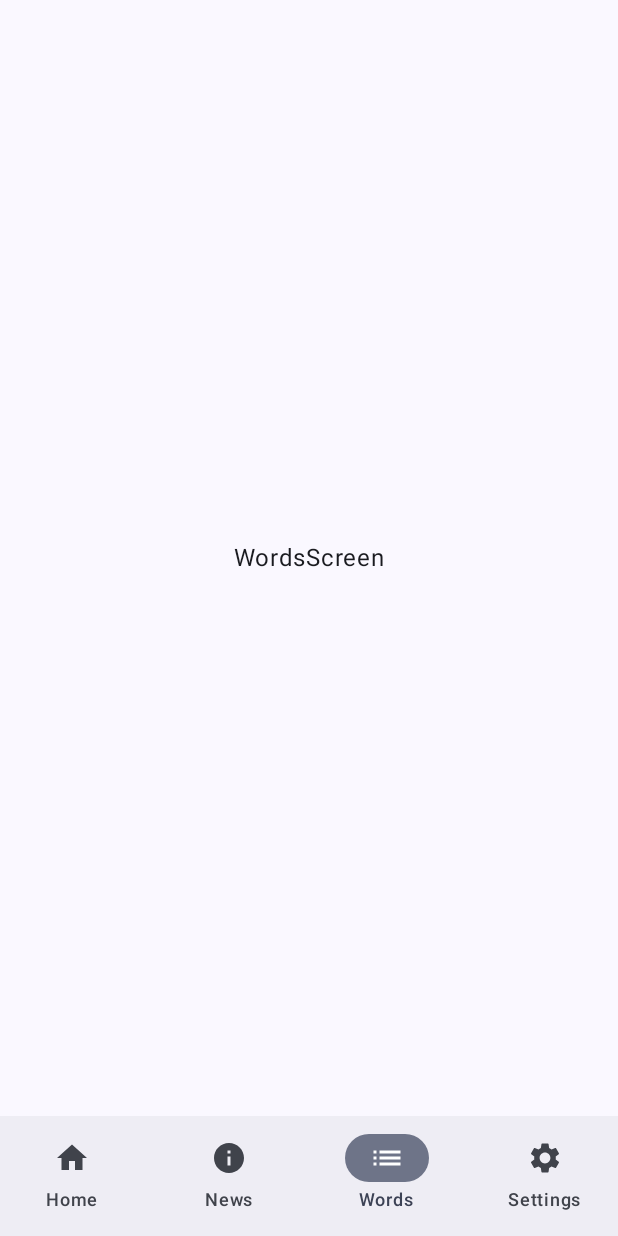
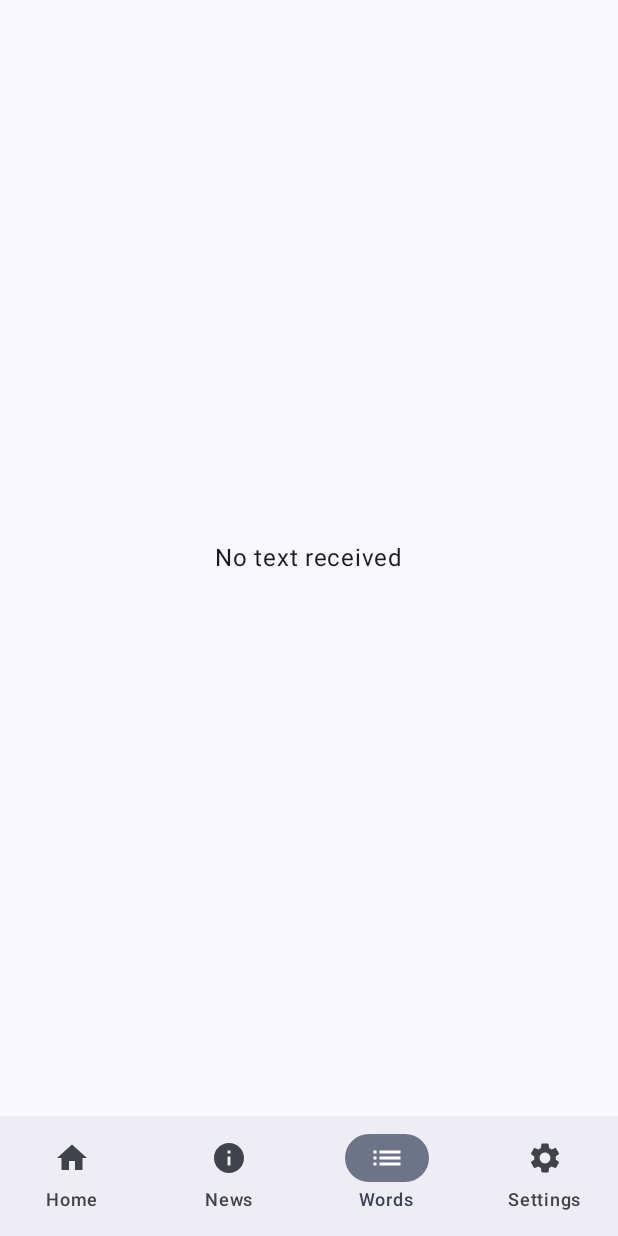
Before and after one commit to JeromeNL/DuoGerman, an Android app built with Jetpack Compose: the WordsScreen screen opened through its navigation route, on a phone screen of 412 x 824 dp. Run offline under Robolectric (Android 15) with nearby library versions, the phone set to English and light mode, and no system bars.

Commit message:
Start of implicit intent

```diff
--- a/app/src/main/AndroidManifest.xml
+++ b/app/src/main/AndroidManifest.xml
@@ -22,10 +22,16 @@
             android:theme="@style/Theme.DuoGerman">
             <intent-filter>
                 <action android:name="android.intent.action.MAIN" />
+                <category android:name="android.intent.category.LAUNCHER" />
+            </intent-filter>
 
-                <category android:name="android.intent.category.LAUNCHER" />
+            <intent-filter>
+                <action android:name="android.intent.action.SEND" />
+                <category android:name="android.intent.category.DEFAULT" />
+                <data android:mimeType="text/plain" />
             </intent-filter>
         </activity>
     </application>
 
+
 </manifest>
--- a/app/src/main/java/nl/joramkwetters/duogerman/MainActivity.kt
+++ b/app/src/main/java/nl/joramkwetters/duogerman/MainActivity.kt
@@ -2,10 +2,12 @@ package nl.joramkwetters.duogerman
 
 import android.content.Context
 import android.content.res.Configuration
+import android.os.Build
 import android.os.Bundle
 import androidx.activity.ComponentActivity
 import androidx.activity.compose.setContent
 import androidx.activity.viewModels
+import androidx.annotation.RequiresApi
 import androidx.compose.foundation.layout.Column
 import androidx.compose.foundation.layout.fillMaxSize
 import androidx.compose.material3.MaterialTheme
@@ -24,6 +26,7 @@ class MainActivity : ComponentActivity() {
     private val themeViewModel: ThemeViewModel by viewModels()
     private lateinit var dataStoreUtil: DataStoreUtil
 
+    @RequiresApi(Build.VERSION_CODES.TIRAMISU)
     override fun onCreate(savedInstanceState: Bundle?) {
         super.onCreate(savedInstanceState)
         dataStoreUtil = DataStoreUtil(applicationContext)
@@ -47,7 +50,7 @@ class MainActivity : ComponentActivity() {
                     color = MaterialTheme.colorScheme.background
                 ) {
                     Column(){
-                        AppNavigation(context, dataStoreUtil, themeViewModel)
+                        AppNavigation(context, dataStoreUtil, themeViewModel, intent)
                     }
                 }
             }
--- a/app/src/main/java/nl/joramkwetters/duogerman/Navigation/AppNavigation.kt
+++ b/app/src/main/java/nl/joramkwetters/duogerman/Navigation/AppNavigation.kt
@@ -1,6 +1,9 @@
 package nl.joramkwetters.duogerman.Navigation
 
 import android.content.Context
+import android.content.Intent
+import android.os.Build
+import androidx.annotation.RequiresApi
 import androidx.compose.foundation.layout.ColumnScope
 import androidx.compose.foundation.layout.padding
 import androidx.compose.material3.Icon
@@ -26,8 +29,9 @@ import nl.joramkwetters.duogerman.ViewModels.ThemeViewModel
 import nl.joramkwetters.duogerman.data.DataStoreUtil
 
 
+@RequiresApi(Build.VERSION_CODES.TIRAMISU)
 @Composable
-fun AppNavigation(context: Context, dataStoreUtil: DataStoreUtil, themeViewModel: ThemeViewModel) {
+fun AppNavigation(context: Context, dataStoreUtil: DataStoreUtil, themeViewModel: ThemeViewModel, intent: Intent) {
     val navController = rememberNavController()
 
     Scaffold(
@@ -72,7 +76,7 @@ fun AppNavigation(context: Context, dataStoreUtil: DataStoreUtil, themeViewModel
                 HomeScreen()
             }
             composable(route = Screens.WordsScreen.name){
-                WordsScreen()
+                WordsScreen(intent)
             }
             composable(route = Screens.NewsScreen.name){
                 NewsScreen()
--- a/app/src/main/java/nl/joramkwetters/duogerman/Screens/WordsScreen.kt
+++ b/app/src/main/java/nl/joramkwetters/duogerman/Screens/WordsScreen.kt
@@ -1,5 +1,6 @@
 package nl.joramkwetters.duogerman.Screens
 
+import android.content.Intent
 import androidx.compose.foundation.layout.Box
 import androidx.compose.foundation.layout.fillMaxSize
 import androidx.compose.material3.Text
@@ -8,12 +9,10 @@ import androidx.compose.ui.Alignment
 import androidx.compose.ui.Modifier
 
 @Composable
-fun WordsScreen() {
+fun WordsScreen(intent: Intent) {
+    val sharedText = intent.getStringExtra(Intent.EXTRA_TEXT)
 
-    Box(modifier = Modifier
-        .fillMaxSize(),
-        contentAlignment = Alignment.Center
-    ){
-        Text(text = "WordsScreen")
+    Box(modifier = Modifier.fillMaxSize(), contentAlignment = Alignment.Center) {
+        Text(text = sharedText ?: "No text received")
     }
 }
```
Also changed, not shown: app/src/main/java/nl/joramkwetters/duogerman/Screens/SettingsScreen.kt (+7 -0 lines).
